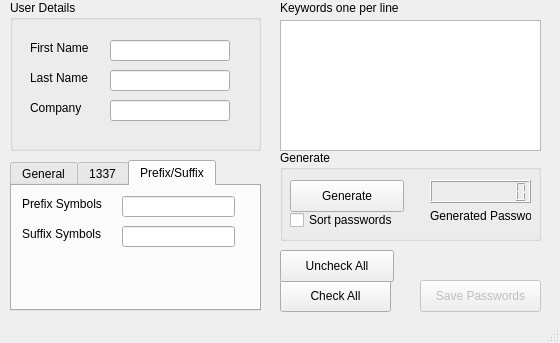
First picture: the form in mainwindow.ui, repository squareborg/braindead-password-generator, before the edit.
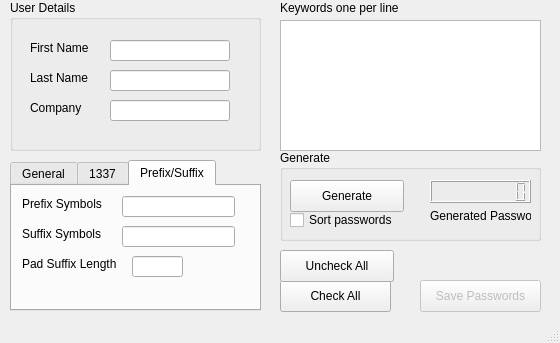
Second picture: the form after the edit. The open tabs and pages were chosen to show the change.

Commit message:
Added padding with incrementing numbers to a given length for short words.
Eg. Padding length of 8 would yield good for WPA.

test1234
atest123
motest12
mortest1
moretest

```diff
--- a/mainwindow.ui
+++ b/mainwindow.ui
@@ -305,6 +305,38 @@
        <string>Comma seperated list of symbols to suffix each word.</string>
       </property>
      </widget>
+     <widget class="QLabel" name="label_4">
+      <property name="geometry">
+       <rect>
+        <x>10</x>
+        <y>70</y>
+        <width>111</width>
+        <height>16</height>
+       </rect>
+      </property>
+      <property name="toolTip">
+       <string>Automaticall add incrementing numbers to end of short words to supplied length</string>
+      </property>
+      <property name="text">
+       <string>Pad Suffix Length</string>
+      </property>
+     </widget>
+     <widget class="QLineEdit" name="lineEditPadLength">
+      <property name="geometry">
+       <rect>
+        <x>120</x>
+        <y>70</y>
+        <width>51</width>
+        <height>21</height>
+       </rect>
+      </property>
+      <property name="toolTip">
+       <string>Automaticall add incrementing numbers to end of short words to supplied length</string>
+      </property>
+      <property name="statusTip">
+       <string>Automaticall add incrementing numbers to end of short words to supplied length</string>
+      </property>
+     </widget>
     </widget>
    </widget>
    <widget class="QPushButton" name="pushButtonSavePasswords">
```
Left out of the diff: 2 changed lines with no effect on the pictures. The commit also changes 3 other files.
